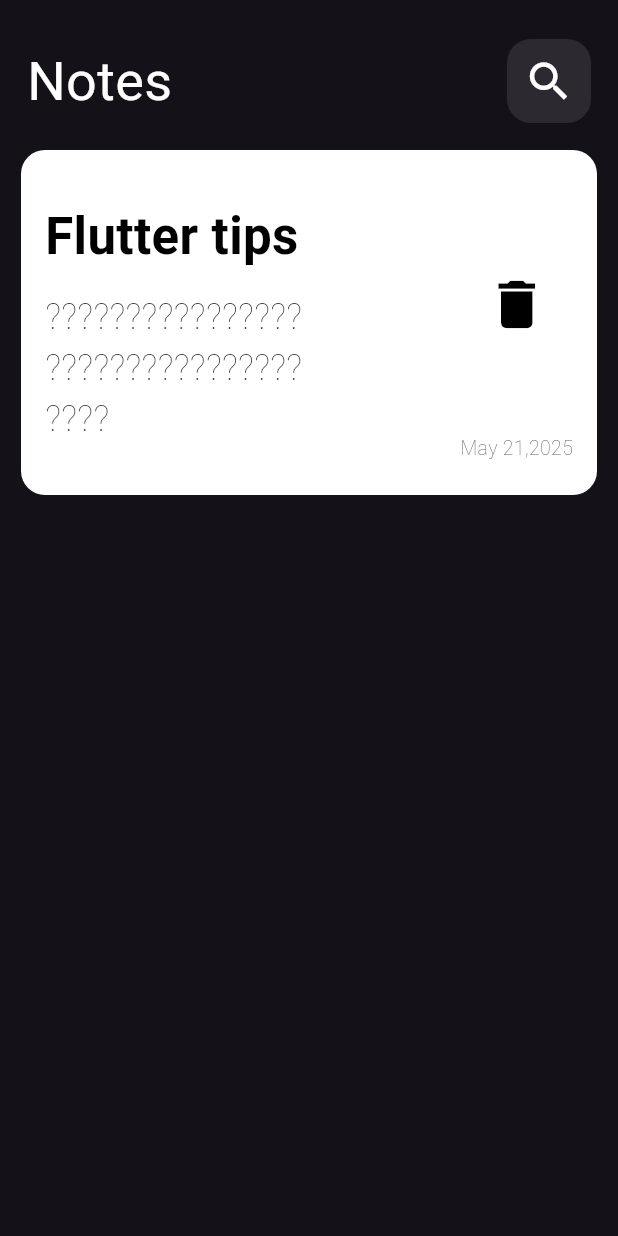
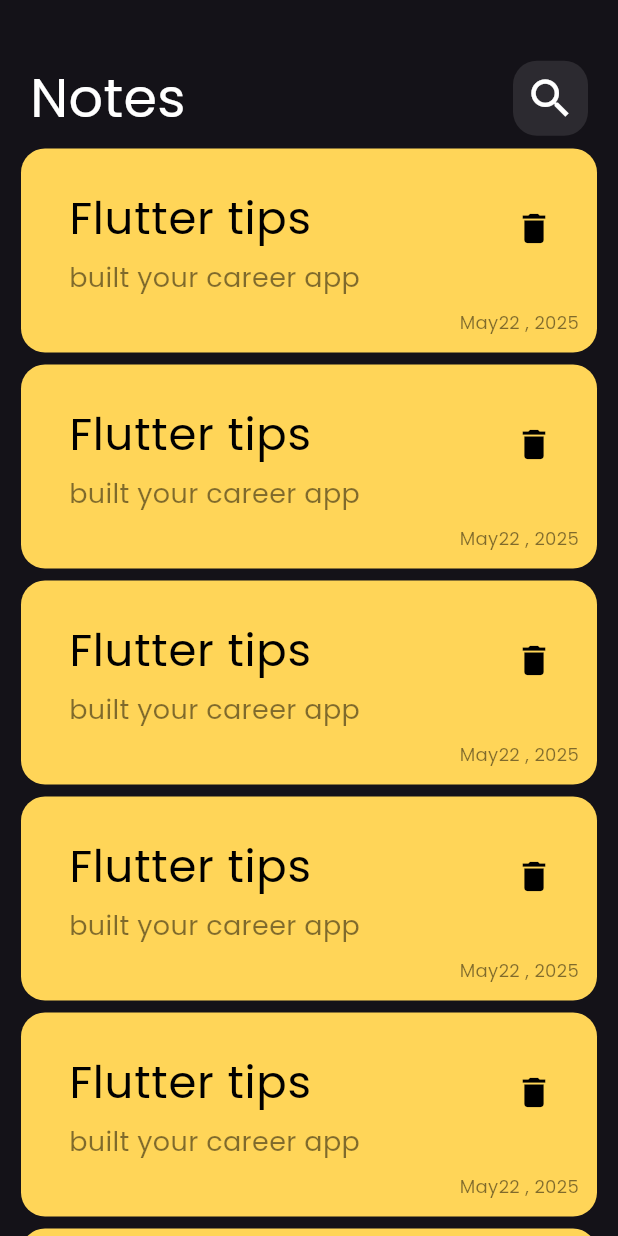
Before and after one commit to mennamaherrr25/Notes_App, a Flutter app: the screen it shows after launch, on a phone screen of 412 x 824 dp. Run offline on Flutter 3.47's test engine with Material 3 defaults, Android fonts, the phone set to English and light mode, and no system bars.

Commit message:
create listview.builder

```diff
--- a/lib/main.dart
+++ b/lib/main.dart
@@ -12,9 +12,8 @@ class NotesApp extends StatelessWidget {
   Widget build(BuildContext context) {
     return MaterialApp(
       debugShowCheckedModeBanner: false,
-     theme: ThemeData(brightness: Brightness.dark),
-     home: NoteView(),
-
+      theme: ThemeData(fontFamily: 'Poppins', brightness: Brightness.dark),
+      home: NoteView(),
     );
   }
 }
--- a/lib/views/note_view.dart
+++ b/lib/views/note_view.dart
@@ -1,6 +1,7 @@
 import 'package:flutter/material.dart';
-import 'package:notes_app/widgets/custom_app_bar.dart' ;
+import 'package:notes_app/widgets/custom_app_bar.dart';
 import 'package:notes_app/widgets/note_card.dart';
+import 'package:notes_app/widgets/notes_list_view.dart';
 
 class NoteView extends StatelessWidget {
   const NoteView({super.key});
@@ -8,7 +9,15 @@ class NoteView extends StatelessWidget {
   @override
   Widget build(BuildContext context) {
     return Scaffold(
-      body: Column(children: [CustomAppBar(),NoteCard()],),
+      body: Column(
+        children: [
+          SizedBox(height: 40),
+          CustomAppBar(),
+          Expanded(
+            child: NotesListView(),
+          ),
+        ],
+      ),
     );
   }
 }
--- a/lib/widgets/custom_app_bar.dart
+++ b/lib/widgets/custom_app_bar.dart
@@ -6,21 +6,24 @@ class CustomAppBar extends StatelessWidget {
   @override
   Widget build(BuildContext context) {
     return Padding(
-      padding: const EdgeInsets.only(left: 18,right: 18,top: 26,bottom: 18),
+      padding: const EdgeInsets.only(left: 20, right: 20),
       child: Row(
         children: [
           //  SizedBox(height: 150),
           Text('Notes', style: TextStyle(fontSize: 36, color: Colors.white)),
           Spacer(flex: 1),
           Container(
-            width: 56,
-            height: 56,
+            // width: 56,
+            // height: 56,
             decoration: BoxDecoration(
               color: Colors.white.withOpacity(.1),
               borderRadius: BorderRadius.circular(16),
             ),
             // color: Colors.white.withOpacity(0.1),
-            child: Icon(Icons.search, size: 34),
+            child: Padding(
+              padding: const EdgeInsets.all(8.0),
+              child: Icon(Icons.search, size: 34),
+            ),
           ),
         ],
       ),
--- a/lib/widgets/note_card.dart
+++ b/lib/widgets/note_card.dart
@@ -7,67 +7,146 @@ class NoteCard extends StatelessWidget {
   Widget build(BuildContext context) {
     return Container(
       margin: EdgeInsets.symmetric(horizontal: 14),
-      width: double.infinity,
-      height: 230,
+      padding: EdgeInsets.only(left: 16, top: 10),
       decoration: BoxDecoration(
-        color: Colors.white,
+        color: const Color.fromARGB(255, 255, 213, 88),
         borderRadius: BorderRadius.circular(16),
       ),
-      child: Row(
+      child: Column(
         children: [
-          Padding(
-            padding: const EdgeInsets.only(left: 16),
-            child: SizedBox(
-              height: 200,
-              width: 175,
-              child: Column(
-                crossAxisAlignment: CrossAxisAlignment.start,
-                mainAxisAlignment: MainAxisAlignment.center,
-                children: [
-                  Text(
-                    'Flutter tips',
-                    style: TextStyle(
-                      fontSize: 34,
-                      fontWeight: FontWeight.bold,
-                      color: Colors.black,
-                    ),
-                  ),
-                  SizedBox(height: 12,),
-                  Text(
-                    '????????????????????????????????????',
-                    style: TextStyle(
-                      fontSize: 24,
-                      fontWeight: FontWeight.w100,
-                      color: Colors.black87,
-                    ),
-                  ),
-                ],
+          ListTile(
+            title: Padding(
+              padding: const EdgeInsets.only(top: 6),
+              child: Text(
+                'Flutter tips',
+                style: TextStyle(fontSize: 30, color: Colors.black),
               ),
             ),
+            subtitle: Padding(
+              padding: const EdgeInsets.only(top: 4),
+              child: Text(
+                'built your career app',
+                style: TextStyle(
+                  fontSize: 18,
+                  color: Colors.black.withOpacity(.5),
+                ),
+              ),
+            ),
+            trailing: IconButton(
+              padding: EdgeInsets.only(left: 12, bottom: 10),
+              color: Colors.black,
+              icon: Icon(Icons.delete, size: 26),
+              onPressed: () {},
+            ),
           ),
-          Spacer(),
+
           Padding(
-            padding: const EdgeInsets.only(right: 16),
-            child: Column(
-              mainAxisAlignment: MainAxisAlignment.center,
+            padding: const EdgeInsets.only(right: 12),
+            child: Row(
+              mainAxisAlignment: MainAxisAlignment.end,
               children: [
-                SizedBox(height: 60,),
-                Icon(Icons.delete,color: Colors.black,size: 42,),
-                SizedBox(height: 65,),
-                Text(
-                 // textAlign: ,
-                  'May 21,2025',
-                  style: TextStyle(
-                    fontSize: 13,
-                    fontWeight: FontWeight.w100,
-                    color: Colors.black87,
+                Padding(
+                  padding: const EdgeInsets.only(bottom: 12),
+                  child: Text(
+                    'May22 , 2025',
+                    //textAlign: TextAlign.right,
+                    style: TextStyle(
+                      color: Colors.black.withOpacity(.5),
+                      fontSize: 12,
+                    ),
                   ),
                 ),
               ],
             ),
-          )
+          ),
         ],
       ),
     );
   }
 }
+
+
+
+
+
+
+
+
+
+
+
+
+
+// import 'package:flutter/material.dart';
+
+// class NoteCard extends StatelessWidget {
+//   const NoteCard({super.key});
+
+//   @override
+//   Widget build(BuildContext context) {
+//     return Container(
+//       margin: EdgeInsets.symmetric(horizontal: 14),
+//       width: double.infinity,
+//       height: 230,
+//       decoration: BoxDecoration(
+//         color: Colors.white,
+//         borderRadius: BorderRadius.circular(16),
+//       ),
+//       child: Row(
+//         children: [
+//           Padding(
+//             padding: const EdgeInsets.only(left: 16),
+//            // child: SizedBox(
+//               // height: 200,
+//               // width: 175,
+//               child: Column(
+//                 crossAxisAlignment: CrossAxisAlignment.start,
+//                 mainAxisAlignment: MainAxisAlignment.center,
+//                 children: [
+                  // Text(
+                  //   'Flutter tips',
+                  //   style: TextStyle(
+                  //     fontSize: 34,
+                  //     fontWeight: FontWeight.bold,
+                  //     color: Colors.black,
+                  //   ),
+                  // ),
+//                   SizedBox(height: 12,),
+//                   Text(
+//                     '????????????????????????????????????',
+//                     style: TextStyle(
+//                       fontSize: 24,
+//                       fontWeight: FontWeight.w100,
+//                       color: Colors.black87,
+//                     ),
+//                   ),
+//                 ],
+//               ),
+//             ),
+//         //  ),
+//           Spacer(),
+//           Padding(
+//             padding: const EdgeInsets.only(right: 16),
+//             child: Column(
+//               mainAxisAlignment: MainAxisAlignment.center,
+//               children: [
+//                 SizedBox(height: 60,),
+//                 Icon(Icons.delete,color: Colors.black,size: 42,),
+//                 SizedBox(height: 65,),
+//                 Text(
+//                  // textAlign: ,
+//                   'May 21,2025',
+//                   style: TextStyle(
+//                     fontSize: 13,
+//                     fontWeight: FontWeight.w100,
+//                     color: Colors.black87,
+//                   ),
+//                 ),
+//               ],
+//             ),
+//           )
+//         ],
+//       ),
+//     );
+//   }
+// }
--- /dev/null
+++ b/lib/widgets/notes_list_view.dart
@@ -0,0 +1,21 @@
+import 'package:flutter/material.dart';
+import 'package:notes_app/widgets/note_card.dart';
+
+class NotesListView extends StatelessWidget {
+  const NotesListView({
+    super.key,
+  });
+
+  @override
+  Widget build(BuildContext context) {
+    return ListView.builder(
+      padding: EdgeInsets.zero,
+      itemBuilder: (BuildContext context, int index) {
+        return Padding(
+          padding: const EdgeInsets.only(top: 8),
+          child: NoteCard(),
+        );
+      },
+    );
+  }
+}
```
Also changed, not shown: pubspec.yaml (+5 -5 lines), assets/fonts/Poppins-Regular.ttf (added).
